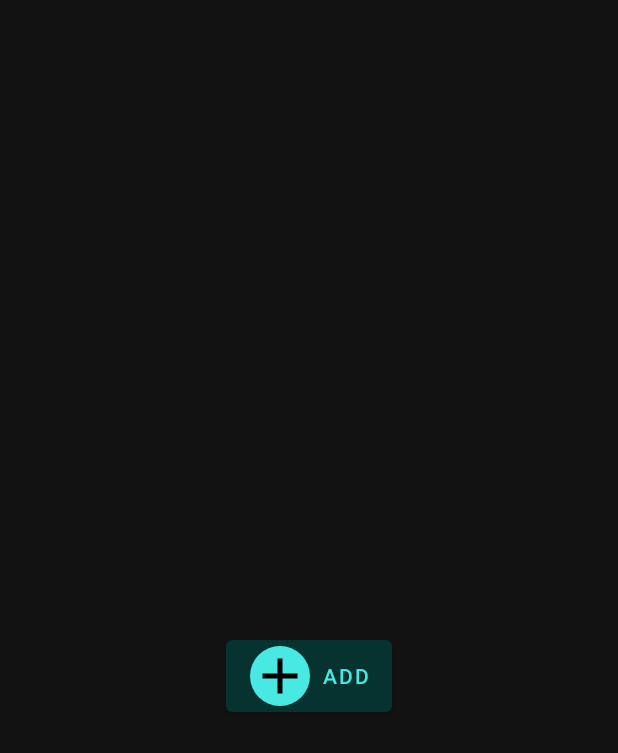
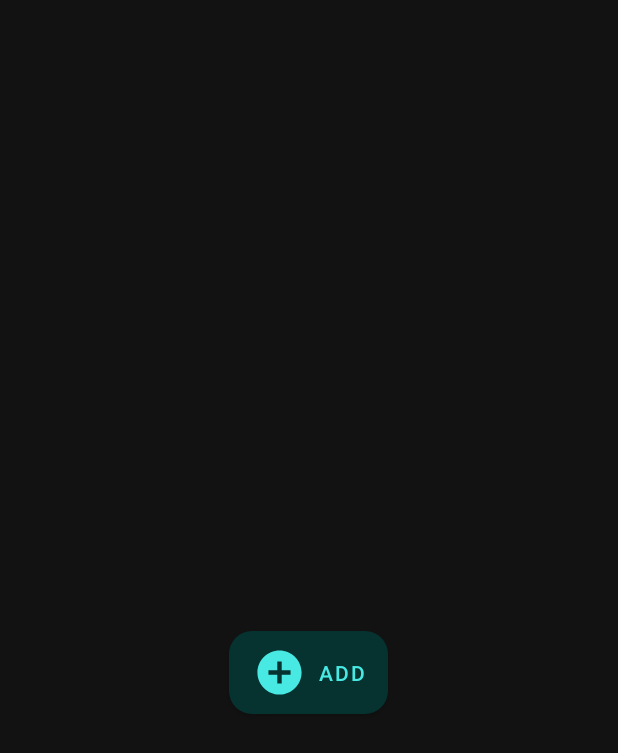
Before and after one commit to CMPT362-Group4/Streamline, an Android app: the layout activity_movie_detail.xml on its own in the app's theme, with its tools: preview values and no code run, on a phone screen of 412 x 824 dp. Shown: the top 753 px of the screen. Run offline under Robolectric (Android 15) with nearby library versions, the phone set to English and light mode, and no system bars.

Commit message:
Minor visual changes.

```diff
--- a/app/src/main/AndroidManifest.xml
+++ b/app/src/main/AndroidManifest.xml
@@ -28,7 +28,9 @@
                 <category android:name="android.intent.category.LAUNCHER" />
             </intent-filter>
         </activity>
-        <activity android:name=".ui.movies.MovieDetailActivity" />
+        <activity
+            android:name=".ui.movies.MovieDetailActivity"
+            android:theme="@style/Theme.TransparentActionBar"/>
     </application>
 
 </manifest>
--- /dev/null
+++ b/app/src/main/res/drawable/add_circle.xml
@@ -0,0 +1,5 @@
+<vector android:height="35dp" android:tint="#49E9E3"
+    android:viewportHeight="24" android:viewportWidth="24"
+    android:width="35dp" xmlns:android="http://schemas.android.com/apk/res/android">
+    <path android:fillColor="@android:color/white" android:pathData="M12,2C6.48,2 2,6.48 2,12s4.48,10 10,10 10,-4.48 10,-10S17.52,2 12,2zM17,13h-4v4h-2v-4L7,13v-2h4L11,7h2v4h4v2z"/>
+</vector>
--- /dev/null
+++ b/app/src/main/res/drawable/back_arrow.xml
@@ -0,0 +1,5 @@
+<vector android:autoMirrored="true" android:height="40dp"
+    android:tint="#49E9E3" android:viewportHeight="24"
+    android:viewportWidth="24" android:width="40dp" xmlns:android="http://schemas.android.com/apk/res/android">
+    <path android:fillColor="@android:color/white" android:pathData="M20,11H7.83l5.59,-5.59L12,4l-8,8 8,8 1.41,-1.41L7.83,13H20v-2z"/>
+</vector>
--- a/app/src/main/res/drawable/baseline_add_24.xml
+++ b/app/src/main/res/drawable/plus.xml
@@ -1,5 +1,5 @@
-<vector android:height="40dp" android:tint="#000000"
+<vector android:height="30dp" android:tint="#000000"
     android:viewportHeight="24" android:viewportWidth="24"
-    android:width="40dp" xmlns:android="http://schemas.android.com/apk/res/android">
+    android:width="30dp" xmlns:android="http://schemas.android.com/apk/res/android">
     <path android:fillColor="@android:color/white" android:pathData="M19,13h-6v6h-2v-6H5v-2h6V5h2v6h6v2z"/>
 </vector>
--- a/app/src/main/res/drawable/button.xml
+++ b/app/src/main/res/drawable/plus_inside_circle.xml
@@ -1,6 +1,6 @@
 <?xml version="1.0" encoding="utf-8"?>
 <layer-list xmlns:android="http://schemas.android.com/apk/res/android">
-    <!-- Circle Background -->
+
     <item>
         <shape android:shape="oval">
             <solid android:color="@color/neon_teal"/>
@@ -10,6 +10,6 @@
         </shape>
     </item>
     <item
-        android:drawable="@drawable/baseline_add_24"
+        android:drawable="@drawable/plus"
         android:gravity="center"/>
 </layer-list>
--- /dev/null
+++ b/app/src/main/res/drawable/rounded_button_background.xml
@@ -0,0 +1,5 @@
+<?xml version="1.0" encoding="utf-8"?>
+<shape xmlns:android="http://schemas.android.com/apk/res/android" android:shape="rectangle">
+    <solid android:color="@color/dark_teal"/>
+    <corners android:radius="15dp"/>
+</shape>
--- a/app/src/main/res/layout/activity_movie_detail.xml
+++ b/app/src/main/res/layout/activity_movie_detail.xml
@@ -15,7 +15,14 @@
             android:id="@+id/image_backdrop"
             android:layout_width="match_parent"
             android:layout_height="250dp"
-            android:scaleType="centerCrop" />
+            android:scaleType="centerCrop"
+            android:layout_alignParentTop="true"/>
+
+        <androidx.appcompat.widget.Toolbar
+            android:id="@+id/toolbar"
+            android:layout_width="match_parent"
+            android:layout_height="?attr/actionBarSize"
+            android:background="@android:color/transparent"/>
 
         <ImageView
             android:id="@+id/image_poster"
@@ -44,7 +51,8 @@
             android:layout_height="wrap_content"
             android:layout_below="@id/text_title"
             android:text="Add"
-            android:drawableLeft="@drawable/button"
+            android:drawableLeft="@drawable/add_circle"
+            android:background="@drawable/rounded_button_background"
             android:layout_centerHorizontal="true"
             android:layout_marginTop="16dp"/>
 
--- a/app/src/main/res/layout/fragment_home.xml
+++ b/app/src/main/res/layout/fragment_home.xml
@@ -9,7 +9,9 @@
         android:layout_width="wrap_content"
         android:layout_height="wrap_content"
         android:layout_margin="@dimen/fab_margin"
-        app:srcCompat="@drawable/baseline_add_24"
+        app:tint="@color/black"
+        app:maxImageSize="40dp"
+        app:srcCompat="@drawable/plus"
         android:layout_alignParentBottom="true"
         android:layout_alignParentEnd="true" />
 </RelativeLayout>
--- a/app/src/main/res/values-night/themes.xml
+++ b/app/src/main/res/values-night/themes.xml
@@ -28,4 +28,14 @@
         <item name="spinBars">true</item>
         <item name="color">@color/neon_teal</item>
     </style>
+
+    <style name="ButtonStyle" parent="Widget.MaterialComponents.Button">
+        <item name="backgroundTint">@color/dark_teal</item>
+    </style>
+
+    <style name="Theme.TransparentActionBar" parent="Theme.MaterialComponents.Light.NoActionBar">
+        <item name="android:windowActionBarOverlay">true</item>
+        <item name="android:windowContentOverlay">@null</item>
+        <item name="android:windowTranslucentStatus">true</item>
+    </style>
 </resources>
--- a/app/src/main/res/values/themes.xml
+++ b/app/src/main/res/values/themes.xml
@@ -31,6 +31,11 @@
 
     <style name="ButtonStyle" parent="Widget.MaterialComponents.Button">
         <item name="backgroundTint">@color/dark_teal</item>
-        <!-- You can also customize text color, ripple color, etc. -->
+    </style>
+
+    <style name="Theme.TransparentActionBar" parent="Theme.MaterialComponents.Light.NoActionBar">
+        <item name="android:windowActionBarOverlay">true</item>
+        <item name="android:windowContentOverlay">@null</item>
+        <item name="android:windowTranslucentStatus">true</item>
     </style>
 </resources>
```
Also changed, not shown: app/src/main/java/ca/sfu/cmpt362/group4/streamline/ui/movies/MovieDetailActivity.kt (+6 -4 lines).
